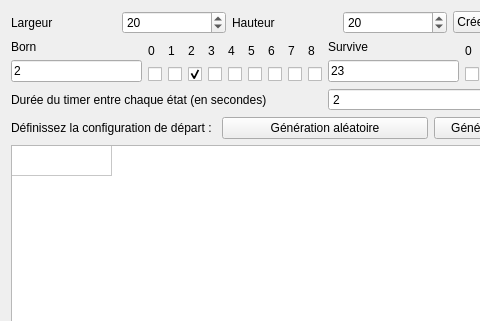
Above: automate_2d.ui from artemisart/lo21-gameoflife before the change; both pictures show x 0 to 480 and y 0 to 321 of the 825 by 513 pixel window. Below: the same form after it.
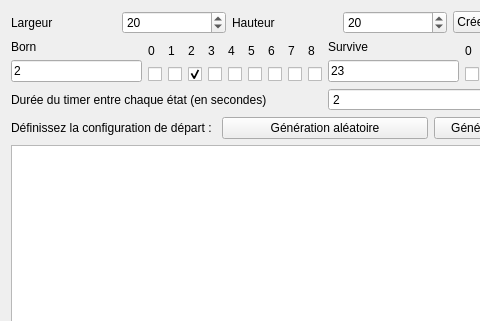
That is the form after the change.

Commit message: simplify ui grid

Patch:
```diff
--- a/automate_2d.ui
+++ b/automate_2d.ui
@@ -467,28 +467,12 @@
        <property name="selectionMode">
         <enum>QAbstractItemView::NoSelection</enum>
        </property>
-       <property name="rowCount">
-        <number>1</number>
-       </property>
-       <property name="columnCount">
-        <number>1</number>
-       </property>
        <attribute name="horizontalHeaderVisible">
         <bool>false</bool>
        </attribute>
        <attribute name="verticalHeaderVisible">
         <bool>false</bool>
        </attribute>
-       <row>
-        <property name="text">
-         <string>Nouvelle ligne</string>
-        </property>
-       </row>
-       <column>
-        <property name="text">
-         <string>Nouvelle colonne</string>
-        </property>
-       </column>
       </widget>
      </item>
     </layout>
```
The commit also changes 1 other file.
